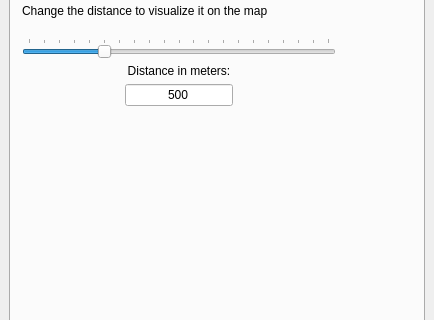
Old version of the form PASCAL2/spatial_decision_dockwidget_base.ui in the repository SimonGriffioen/GEO1005; both pictures show x 0 to 434 and y 139 to 459 of the 434 by 721 pixel window.
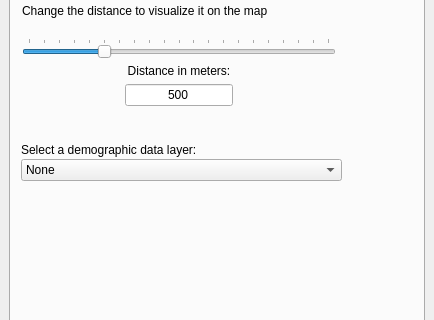
New version of the form. The open tabs and pages were chosen to show the change.

```diff
--- a/PASCAL2/spatial_decision_dockwidget_base.ui
+++ b/PASCAL2/spatial_decision_dockwidget_base.ui
@@ -18,7 +18,7 @@
   </property>
   <property name="minimumSize">
    <size>
-    <width>324</width>
+    <width>372</width>
     <height>503</height>
    </size>
   </property>
@@ -753,6 +753,54 @@
          </item>
         </layout>
        </widget>
+       <widget class="QComboBox" name="dataLayerCombo">
+        <property name="geometry">
+         <rect>
+          <x>10</x>
+          <y>180</y>
+          <width>321</width>
+          <height>22</height>
+         </rect>
+        </property>
+        <item>
+         <property name="text">
+          <string>None</string>
+         </property>
+        </item>
+        <item>
+         <property name="text">
+          <string>Population</string>
+         </property>
+        </item>
+        <item>
+         <property name="text">
+          <string>Population Density</string>
+         </property>
+        </item>
+        <item>
+         <property name="text">
+          <string>Cars per household</string>
+         </property>
+        </item>
+        <item>
+         <property name="text">
+          <string>Elderly 65+</string>
+         </property>
+        </item>
+       </widget>
+       <widget class="QLabel" name="label_13">
+        <property name="geometry">
+         <rect>
+          <x>10</x>
+          <y>160</y>
+          <width>321</width>
+          <height>21</height>
+         </rect>
+        </property>
+        <property name="text">
+         <string>Select a demographic data layer:</string>
+        </property>
+       </widget>
       </widget>
       <widget class="QWidget" name="visualisationTab">
        <attribute name="title">
```
Left out of the diff: 6 changed lines with no effect on the pictures.
